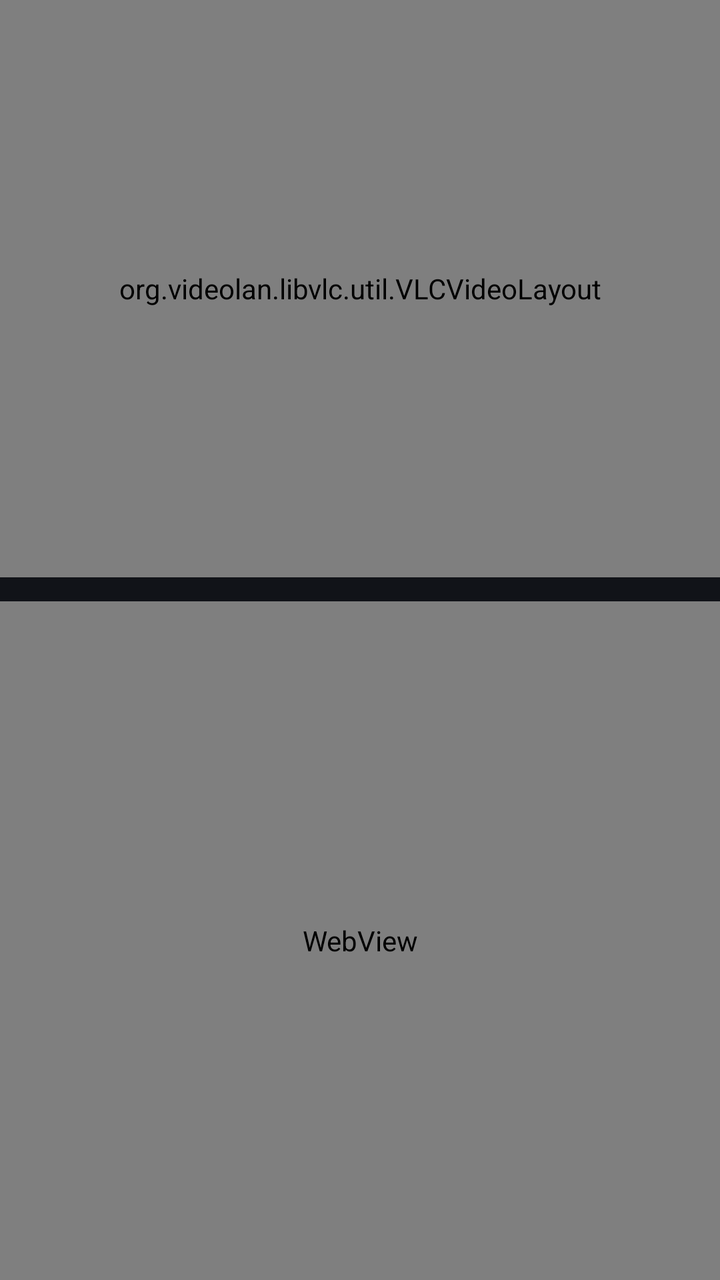
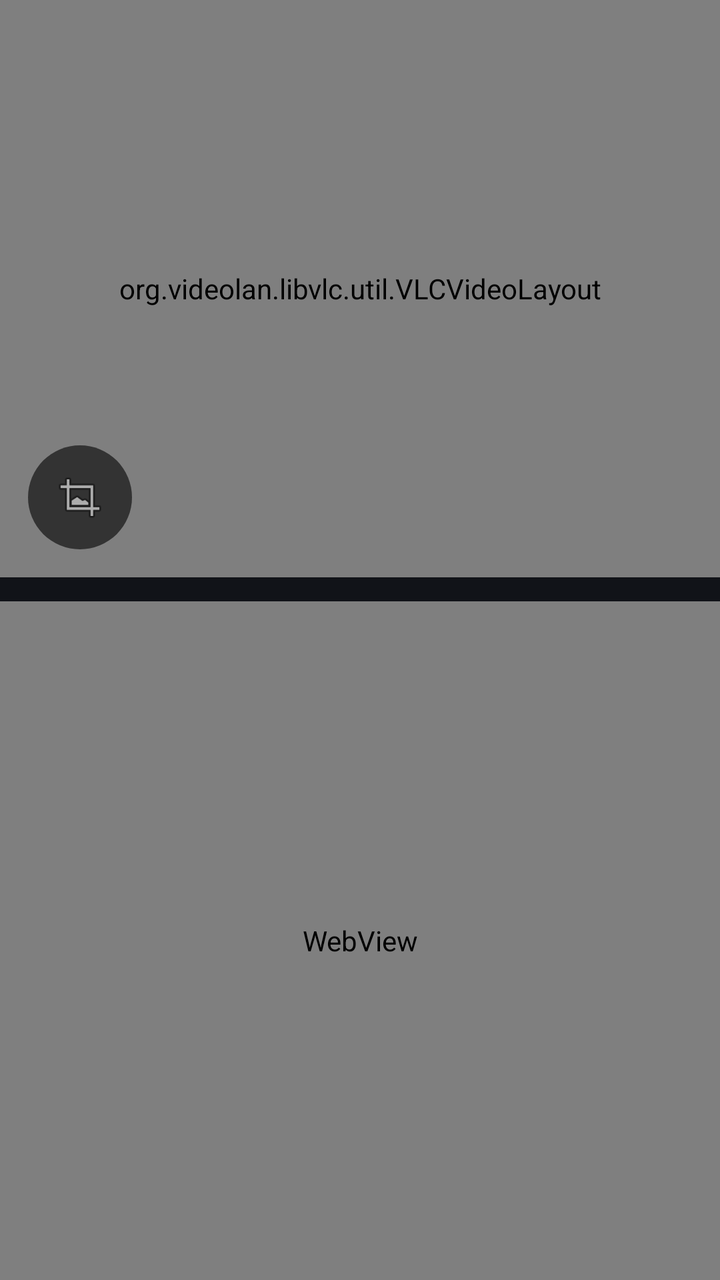

Compare the two renders of this Android layout. The source of the first and the diff that turns it into the second are given below.
<!-- AndroidManifest.xml: application theme WallTheme -->
<!-- res/layout/activity_main.xml -->
<?xml version="1.0" encoding="utf-8"?>
<FrameLayout xmlns:android="http://schemas.android.com/apk/res/android"
    android:id="@+id/root"
    android:layout_width="match_parent"
    android:layout_height="match_parent"
    android:background="#000000">

    <LinearLayout
        android:id="@+id/content"
        android:layout_width="match_parent"
        android:layout_height="match_parent"
        android:orientation="vertical">

        <LinearLayout
            android:id="@+id/cameraBlock"
            android:layout_width="match_parent"
            android:layout_height="0dp"
            android:layout_weight="47"
            android:orientation="vertical">

            <FrameLayout
                android:id="@+id/videoContainer"
                android:layout_width="match_parent"
                android:layout_height="0dp"
                android:layout_weight="1"
                android:background="#000000">

                <org.videolan.libvlc.util.VLCVideoLayout
                    android:id="@+id/videoLayout"
                    android:layout_width="match_parent"
                    android:layout_height="match_parent" />

                <TextView
                    android:id="@+id/statusText"
                    android:layout_width="wrap_content"
                    android:layout_height="wrap_content"
                    android:layout_gravity="center"
                    android:textColor="#FFFFFF"
                    android:textSize="16sp"
                    android:padding="12dp"
                    android:background="#99000000"
                    android:visibility="gone" />

                <ImageButton
                    android:id="@+id/talkBtn"
                    android:layout_width="76dp"
                    android:layout_height="76dp"
                    android:layout_gravity="bottom|end"
                    android:layout_margin="14dp"
                    android:padding="18dp"
                    android:scaleType="fitCenter"
                    android:background="@drawable/talk_button"
                    android:contentDescription="@string/talk"
                    android:visibility="gone"
                    android:src="@android:drawable/ic_btn_speak_now" />

                <TextView
                    android:id="@+id/muteHint"
                    android:layout_width="wrap_content"
                    android:layout_height="wrap_content"
                    android:layout_gravity="center"
                    android:textColor="#FFFFFF"
                    android:textSize="18sp"
                    android:padding="14dp"
                    android:background="#B3000000"
                    android:visibility="gone" />

                <ImageButton
                    android:id="@+id/settingsBtn"
                    android:layout_width="48dp"
                    android:layout_height="48dp"
                    android:layout_gravity="top|end"
                    android:layout_margin="6dp"
                    android:background="#66000000"
                    android:contentDescription="@string/settings_title"
                    android:visibility="gone"
                    android:src="@android:drawable/ic_menu_preferences" />

                <TextView
                    android:id="@+id/clockText"
                    android:layout_width="wrap_content"
                    android:layout_height="wrap_content"
                    android:layout_gravity="top|start"
                    android:layout_margin="8dp"
                    android:textColor="#CCFFFFFF"
                    android:textSize="14sp"
                    android:shadowColor="#000000"
                    android:shadowRadius="3"
                    android:shadowDx="1"
                    android:shadowDy="1" />
            </FrameLayout>

            <HorizontalScrollView
                android:id="@+id/buttonBar"
                android:layout_width="match_parent"
                android:layout_height="wrap_content"
                android:background="#111318"
                android:scrollbars="none"
                android:fillViewport="true">

                <LinearLayout
                    android:id="@+id/buttonRow"
                    android:layout_width="match_parent"
                    android:layout_height="wrap_content"
                    android:orientation="horizontal"
                    android:padding="6dp" />
            </HorizontalScrollView>
        </LinearLayout>

        <WebView
            android:id="@+id/webView"
            android:layout_width="match_parent"
            android:layout_height="0dp"
            android:layout_weight="53"
            android:background="#000000" />
    </LinearLayout>

    
    <View
        android:id="@+id/dimOverlay"
        android:layout_width="match_parent"
        android:layout_height="match_parent"
        android:background="#000000"
        android:visibility="gone" />
</FrameLayout>
<!-- resources referenced by this layout -->
<resources>
  <!-- drawable talk_button (drawable) -->
  <?xml version="1.0" encoding="utf-8"?>
  <selector xmlns:android="http://schemas.android.com/apk/res/android">
      <item android:state_pressed="true">
          <shape android:shape="oval">
              <solid android:color="#E53935" />
          </shape>
      </item>
      <item>
          <shape android:shape="oval">
              <solid android:color="#99000000" />
          </shape>
      </item>
  </selector>
  <string name="settings_title">Settings</string>
  <string name="talk">Push to talk</string>
  <style name="WallTheme" parent="@android:style/Theme.Holo.NoActionBar.Fullscreen">
          <item name="android:windowBackground">#000000</item>
      </style>
</resources>

<!-- the commit's change to res/layout/activity_main.xml (unified diff, before → after) -->
@@ -53,6 +53,31 @@
                     android:contentDescription="@string/talk"
                     android:visibility="gone"
                     android:src="@android:drawable/ic_btn_speak_now" />
+
+                <ImageButton
+                    android:id="@+id/lockBtn"
+                    android:layout_width="76dp"
+                    android:layout_height="76dp"
+                    android:layout_gravity="bottom|center_horizontal"
+                    android:layout_margin="14dp"
+                    android:padding="20dp"
+                    android:scaleType="fitCenter"
+                    android:background="@drawable/lock_button"
+                    android:contentDescription="@string/unlock"
+                    android:visibility="gone"
+                    android:src="@android:drawable/ic_lock_lock" />
+
+                <ImageButton
+                    android:id="@+id/frameBtn"
+                    android:layout_width="52dp"
+                    android:layout_height="52dp"
+                    android:layout_gravity="bottom|start"
+                    android:layout_margin="14dp"
+                    android:padding="12dp"
+                    android:scaleType="fitCenter"
+                    android:background="@drawable/talk_button"
+                    android:contentDescription="@string/frame_edit"
+                    android:src="@android:drawable/ic_menu_crop" />
 
                 <TextView
                     android:id="@+id/muteHint"
<!-- resource entries referenced after the edit -->
@@ -1,5 +1,19 @@
 <!-- resources referenced by this layout -->
 <resources>
+  <!-- drawable lock_button (drawable) -->
+  <?xml version="1.0" encoding="utf-8"?>
+  <selector xmlns:android="http://schemas.android.com/apk/res/android">
+      <item android:state_pressed="true">
+          <shape android:shape="oval">
+              <solid android:color="#43A047" />
+          </shape>
+      </item>
+      <item>
+          <shape android:shape="oval">
+              <solid android:color="#99000000" />
+          </shape>
+      </item>
+  </selector>
   <!-- drawable talk_button (drawable) -->
   <?xml version="1.0" encoding="utf-8"?>
   <selector xmlns:android="http://schemas.android.com/apk/res/android">
@@ -14,8 +28,10 @@
           </shape>
       </item>
   </selector>
+  <string name="frame_edit">Adjust framing</string>
   <string name="settings_title">Settings</string>
   <string name="talk">Push to talk</string>
+  <string name="unlock">Hold to open the door</string>
   <style name="WallTheme" parent="@android:style/Theme.Holo.NoActionBar.Fullscreen">
           <item name="android:windowBackground">#000000</item>
       </style>
